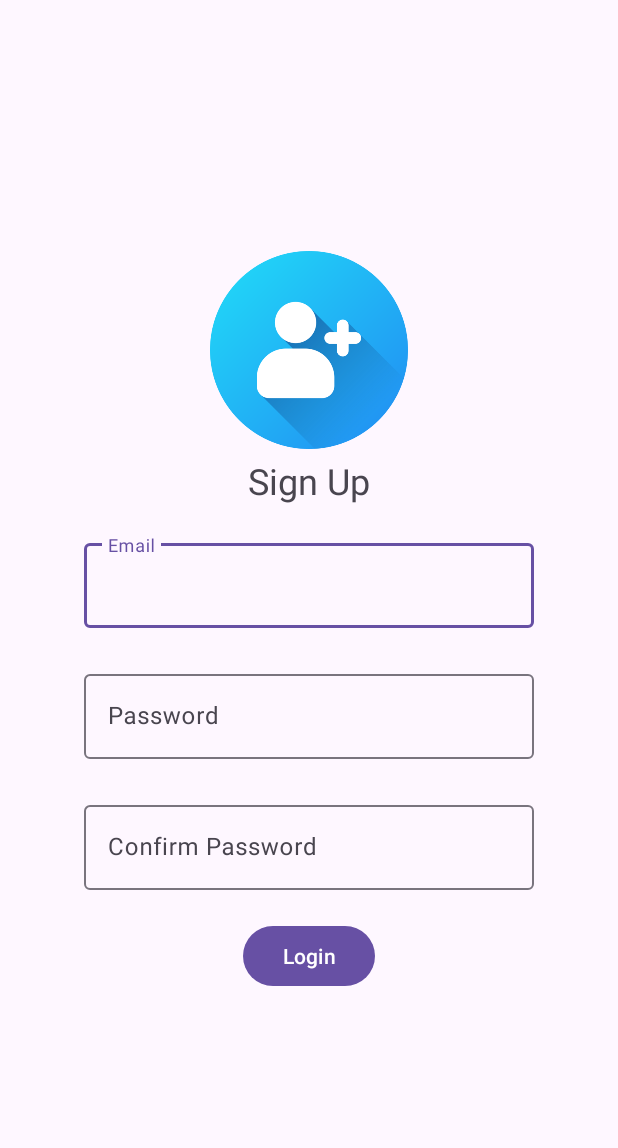
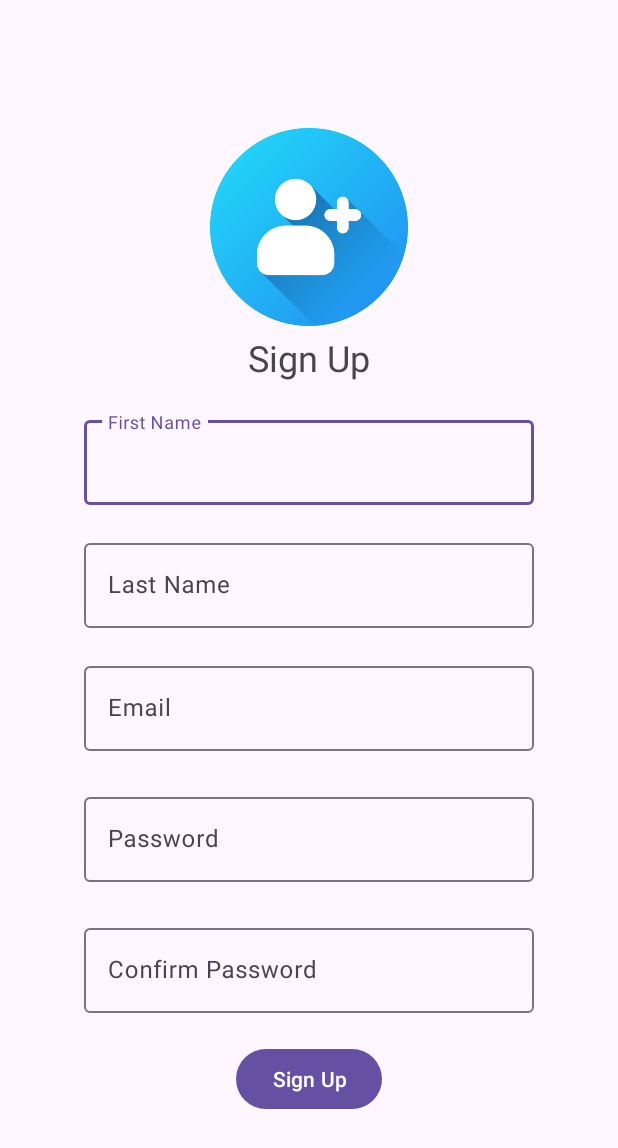
Before and after one commit to goldenshake/UniHealth, an Android app: the signup screen opened directly, with no data from a screen before it, on a phone screen of 412 x 824 dp. Shown: the top 1148 px of the screen. Run offline under Robolectric (Android 15) with nearby library versions, the phone set to English and light mode, and no system bars; our stand-ins replace Firebase (no records; nobody signed in at launch, a user with empty details on screens opened directly).

Commit message:
Added Sign Up and Login Feature

```diff
--- a/app/build.gradle.kts
+++ b/app/build.gradle.kts
@@ -48,6 +48,7 @@ dependencies {
     implementation(libs.androidx.activity)
     implementation(libs.androidx.constraintlayout)
     implementation(libs.firebase.firestore)
+    implementation(libs.firebase.auth)
     testImplementation(libs.junit)
     androidTestImplementation(libs.androidx.junit)
     androidTestImplementation(libs.androidx.espresso.core)
--- a/app/src/main/java/com/example/unihealth/MainHome.kt
+++ b/app/src/main/java/com/example/unihealth/MainHome.kt
@@ -9,6 +9,8 @@ import androidx.cardview.widget.CardView
 import androidx.core.view.ViewCompat
 import androidx.core.view.WindowInsetsCompat
 import androidx.viewpager2.widget.ViewPager2
+import com.example.unihealth.classes.Recipe
+import com.example.unihealth.classes.RecipeAdapter
 
 class MainHome : AppCompatActivity() {
     private lateinit var viewPager: ViewPager2
--- a/app/src/main/java/com/example/unihealth/MealPlans.kt
+++ b/app/src/main/java/com/example/unihealth/MealPlans.kt
@@ -1,6 +1,6 @@
 package com.example.unihealth
 
-import MealAdapter
+import com.example.unihealth.classes.MealAdapter
 import android.annotation.SuppressLint
 import android.os.Bundle
 import android.widget.CheckBox
@@ -11,6 +11,7 @@ import androidx.core.view.WindowInsetsCompat
 import androidx.recyclerview.widget.GridLayoutManager
 import androidx.recyclerview.widget.LinearLayoutManager
 import androidx.recyclerview.widget.RecyclerView
+import com.example.unihealth.classes.RecipeMealPlans
 
 class MealPlans : AppCompatActivity() {
 
--- a/app/src/main/java/com/example/unihealth/WorkoutPlan.kt
+++ b/app/src/main/java/com/example/unihealth/WorkoutPlan.kt
@@ -9,6 +9,8 @@ import androidx.core.view.WindowInsetsCompat
 import androidx.recyclerview.widget.GridLayoutManager
 import androidx.recyclerview.widget.LinearLayoutManager
 import androidx.recyclerview.widget.RecyclerView
+import com.example.unihealth.classes.BodyWorkoutPlan
+import com.example.unihealth.classes.WorkoutAdapter
 
 class WorkoutPlan : AppCompatActivity() {
 
--- a/app/src/main/java/com/example/unihealth/BodyWorkoutPlan.kt
+++ b/app/src/main/java/com/example/unihealth/classes/BodyWorkoutPlan.kt
@@ -1,4 +1,4 @@
-package com.example.unihealth
+package com.example.unihealth.classes
 
 data class BodyWorkoutPlan(
     val name: String,
--- a/app/src/main/java/com/example/unihealth/MealAdapter.kt
+++ b/app/src/main/java/com/example/unihealth/classes/MealAdapter.kt
@@ -1,3 +1,5 @@
+package com.example.unihealth.classes
+
 import android.view.LayoutInflater
 import android.view.View
 import android.view.ViewGroup
@@ -5,7 +7,6 @@ import android.widget.ImageView
 import android.widget.TextView
 import androidx.recyclerview.widget.RecyclerView
 import com.example.unihealth.R
-import com.example.unihealth.RecipeMealPlans
 
 class MealAdapter(private val meals: MutableList<RecipeMealPlans>) : RecyclerView.Adapter<MealViewHolder>() {
     override fun onCreateViewHolder(parent: ViewGroup, viewType: Int): MealViewHolder {
--- a/app/src/main/java/com/example/unihealth/Recipe.kt
+++ b/app/src/main/java/com/example/unihealth/classes/Recipe.kt
@@ -1,3 +1,3 @@
-package com.example.unihealth
+package com.example.unihealth.classes
 
 data class Recipe(val name: String, val imageResource: Int)
--- a/app/src/main/java/com/example/unihealth/RecipeAdapter.kt
+++ b/app/src/main/java/com/example/unihealth/classes/RecipeAdapter.kt
@@ -1,4 +1,4 @@
-package com.example.unihealth
+package com.example.unihealth.classes
 
 import android.view.LayoutInflater
 import android.view.View
@@ -6,6 +6,7 @@ import android.view.ViewGroup
 import android.widget.ImageView
 import android.widget.TextView
 import androidx.recyclerview.widget.RecyclerView
+import com.example.unihealth.R
 
 class RecipeAdapter(private val recipes: List<Recipe>) :
     RecyclerView.Adapter<RecipeAdapter.RecipeViewHolder>() {
--- a/app/src/main/java/com/example/unihealth/RecipeMealPlans.kt
+++ b/app/src/main/java/com/example/unihealth/classes/RecipeMealPlans.kt
@@ -1,4 +1,4 @@
-package com.example.unihealth
+package com.example.unihealth.classes
 
 data class RecipeMealPlans(
     val name: String,
--- a/app/src/main/java/com/example/unihealth/WorkoutAdapter.kt
+++ b/app/src/main/java/com/example/unihealth/classes/WorkoutAdapter.kt
@@ -1,4 +1,4 @@
-package com.example.unihealth
+package com.example.unihealth.classes
 
 import android.view.LayoutInflater
 import android.view.View
@@ -6,6 +6,7 @@ import android.view.ViewGroup
 import android.widget.ImageView
 import android.widget.TextView
 import androidx.recyclerview.widget.RecyclerView
+import com.example.unihealth.R
 
 class WorkoutAdapter(private val workouts: MutableList<BodyWorkoutPlan>) : RecyclerView.Adapter<WorkoutViewHolder>() {
     override fun onCreateViewHolder(parent: ViewGroup, viewType: Int): WorkoutViewHolder {
--- a/app/src/main/java/com/example/unihealth/signup.kt
+++ b/app/src/main/java/com/example/unihealth/signup.kt
@@ -1,12 +1,24 @@
 package com.example.unihealth
 
+import android.content.Intent
 import android.os.Bundle
+import android.widget.Button
+import android.widget.Toast
 import androidx.activity.enableEdgeToEdge
 import androidx.appcompat.app.AppCompatActivity
 import androidx.core.view.ViewCompat
 import androidx.core.view.WindowInsetsCompat
+import com.example.unihealth.classes.Student
+import com.google.android.material.textfield.TextInputLayout
+import com.google.firebase.auth.FirebaseAuth
+import com.google.firebase.firestore.CollectionReference
+import com.google.firebase.firestore.FirebaseFirestore
 
 class signup : AppCompatActivity() {
+
+    private lateinit var userAuth: FirebaseAuth
+    private val db: FirebaseFirestore = FirebaseFirestore.getInstance()
+    private val student_collection_ref: CollectionReference = db.collection("student")
     override fun onCreate(savedInstanceState: Bundle?) {
         super.onCreate(savedInstanceState)
         enableEdgeToEdge()
@@ -16,5 +28,56 @@ class signup : AppCompatActivity() {
             v.setPadding(systemBars.left, systemBars.top, systemBars.right, systemBars.bottom)
             insets
         }
+
+
+        userAuth = FirebaseAuth.getInstance()
+        val editTextInputLayoutFName = findViewById<TextInputLayout>(R.id.fNameSignUpText)
+        val editTextInputLayoutLName = findViewById<TextInputLayout>(R.id.lNameSignUpText)
+        val editTextInputLayoutEmail = findViewById<TextInputLayout>(R.id.emailSignUpText)
+        val editTextInputLayoutPassword = findViewById<TextInputLayout>(R.id.passwordSignUpText)
+        val editTextInputLayoutConfirmPassword =
+            findViewById<TextInputLayout>(R.id.confirmpasswordSignUpText)
+        val buttonSignUp = findViewById<Button>(R.id.buttonSignUp)
+        buttonSignUp.setOnClickListener {
+
+
+            val fname = editTextInputLayoutFName.editText?.text.toString().trim()
+            val lname = editTextInputLayoutLName.editText?.text.toString().trim()
+            val email = editTextInputLayoutEmail.editText?.text.toString().trim()
+            val password = editTextInputLayoutPassword.editText?.text.toString().trim()
+            val confirmpassword =
+                editTextInputLayoutConfirmPassword.editText?.text.toString().trim()
+
+            if (fname.isEmpty() || lname.isEmpty() || email.isEmpty() || password.isEmpty() || confirmpassword.isEmpty()) {
+                Toast.makeText(
+                    this@signup,
+                    "All fields are required",
+                    Toast.LENGTH_SHORT
+                ).show()
+            } else {
+                userAuth.createUserWithEmailAndPassword(email, password)
+                    .addOnCompleteListener { task ->
+                        if (task.isSuccessful) {
+                            Toast.makeText(
+                                this@signup,
+                                "Sign up successful",
+                                Toast.LENGTH_SHORT
+                            ).show()
+                            // Navigate to the next activity or perform any other action
+                            val student = Student(fname, lname, email)
+                            student_collection_ref.add(student)
+                            val intent = Intent(this, MainActivity::class.java)
+                            startActivity(intent)
+                        } else {
+                            Toast.makeText(
+                                this@signup,
+                                "Sign up failed: ${task.exception?.message}",
+                                Toast.LENGTH_SHORT
+                            ).show()
+                        }
+                    }
+            }
+
+        }
     }
 }
--- a/app/src/main/res/layout/activity_signup.xml
+++ b/app/src/main/res/layout/activity_signup.xml
@@ -28,8 +28,39 @@
         tools:layout_editor_absoluteX="146dp"
         tools:layout_editor_absoluteY="283dp" />
 
+
+    <!--    FullName-->
+
     <com.google.android.material.textfield.TextInputLayout
-        android:id="@+id/emailText"
+        android:id="@+id/fNameSignUpText"
+        android:layout_width="300dp"
+        android:layout_height="wrap_content"
+        android:hint="First Name"
+        android:paddingTop="20dp">
+
+        <com.google.android.material.textfield.TextInputEditText
+            android:layout_width="match_parent"
+            android:layout_height="wrap_content" />
+
+    </com.google.android.material.textfield.TextInputLayout>
+
+    <com.google.android.material.textfield.TextInputLayout
+        android:id="@+id/lNameSignUpText"
+        android:layout_width="300dp"
+        android:layout_height="wrap_content"
+        android:hint="Last Name"
+        android:paddingTop="20dp">
+
+        <com.google.android.material.textfield.TextInputEditText
+            android:layout_width="match_parent"
+            android:layout_height="wrap_content" />
+
+    </com.google.android.material.textfield.TextInputLayout>
+
+
+    <!--    Email-->
+    <com.google.android.material.textfield.TextInputLayout
+        android:id="@+id/emailSignUpText"
         android:layout_width="300dp"
         android:layout_height="wrap_content"
         android:hint="Email"
@@ -41,8 +72,10 @@
 
     </com.google.android.material.textfield.TextInputLayout>
 
+
+    <!--    Password-->
     <com.google.android.material.textfield.TextInputLayout
-        android:id="@+id/passwordText"
+        android:id="@+id/passwordSignUpText"
         android:layout_width="300dp"
         android:layout_height="wrap_content"
         android:hint="Password"
@@ -54,8 +87,10 @@
 
     </com.google.android.material.textfield.TextInputLayout>
 
+
+    <!--    Confirm Password-->
     <com.google.android.material.textfield.TextInputLayout
-        android:id="@+id/confirmpasswordText"
+        android:id="@+id/confirmpasswordSignUpText"
         android:layout_width="300dp"
         android:layout_height="wrap_content"
         android:hint="Confirm Password"
@@ -68,10 +103,10 @@
     </com.google.android.material.textfield.TextInputLayout>
 
     <Button
-        android:id="@+id/button"
+        android:id="@+id/buttonSignUp"
         android:layout_width="wrap_content"
         android:layout_height="wrap_content"
         android:layout_marginTop="20dp"
-        android:text="Login" />
+        android:text="Sign Up" />
 
 </androidx.appcompat.widget.LinearLayoutCompat>
--- a/gradle/libs.versions.toml
+++ b/gradle/libs.versions.toml
@@ -11,6 +11,7 @@ activity = "1.8.0"
 constraintlayout = "2.1.4"
 googleServices = "4.4.1"
 firebaseFirestore = "24.11.0"
+firebaseAuth = "22.3.1"
 
 [libraries]
 androidx-core-ktx = { group = "androidx.core", name = "core-ktx", version.ref = "coreKtx" }
@@ -23,6 +24,7 @@ androidx-activity = { group = "androidx.activity", name = "activity", version.re
 androidx-constraintlayout = { group = "androidx.constraintlayout", name = "constraintlayout", version.ref = "constraintlayout" }
 google-services = { group = "com.google.gms", name = "google-services", version.ref = "googleServices" }
 firebase-firestore = { group = "com.google.firebase", name = "firebase-firestore", version.ref = "firebaseFirestore" }
+firebase-auth = { group = "com.google.firebase", name = "firebase-auth", version.ref = "firebaseAuth" }
 
 [plugins]
 androidApplication = { id = "com.android.application", version.ref = "agp" }
```
Also changed, not shown: app/src/main/java/com/example/unihealth/MainActivity.kt (+45 -5 lines), app/src/main/java/com/example/unihealth/classes/Student.kt (added, +10 -0 lines), app/src/main/res/layout/activity_main.xml (+34 -12 lines), app/src/main/res/layout/activity_support.xml (+32 -7 lines), app/src/main/res/layout/item_message.xml (added, +20 -0 lines).
